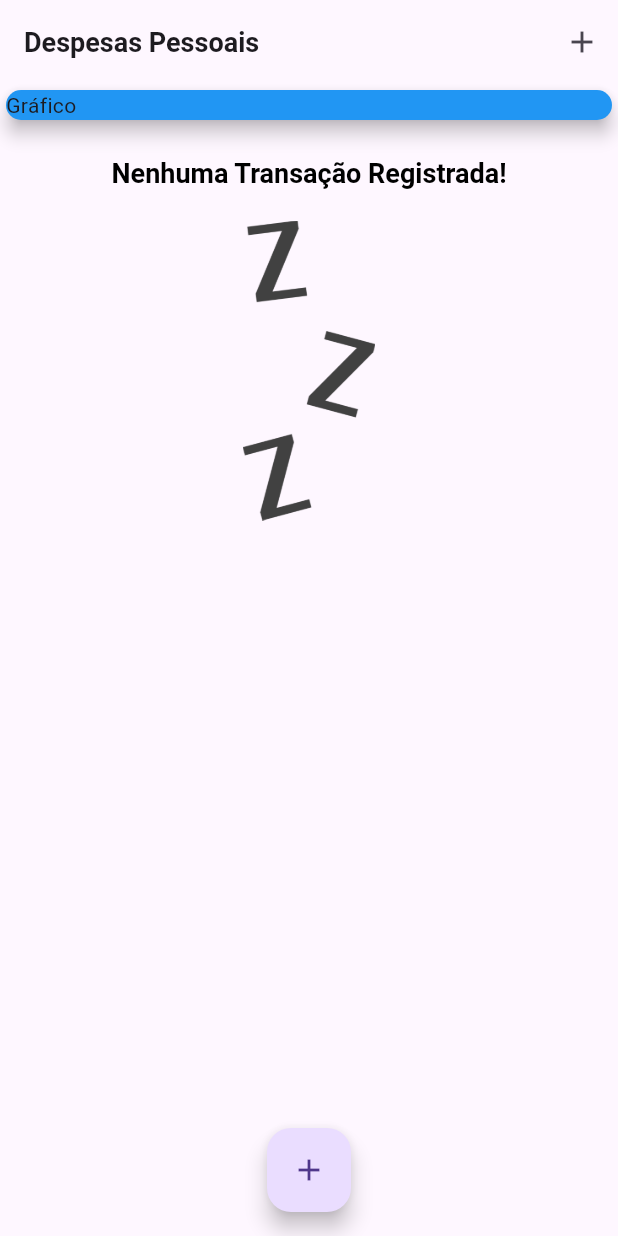
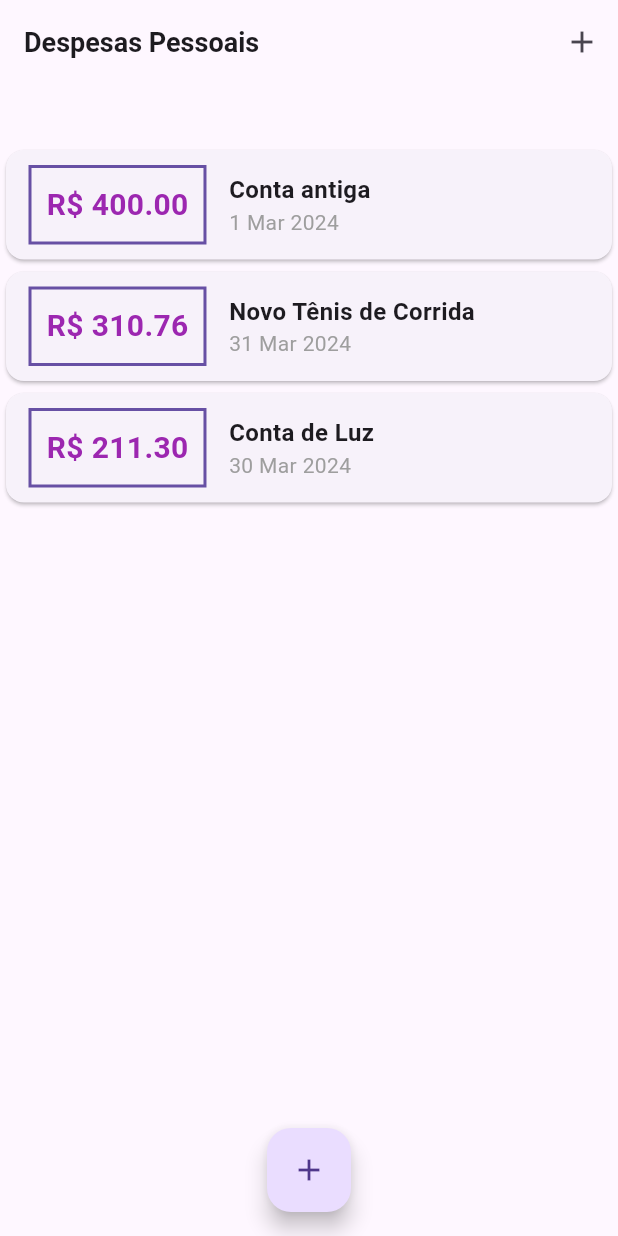
Before and after one commit to PedroHSiqueira/Flutter_Expenses, a Flutter app: the screen it shows after launch, on a phone screen of 412 x 824 dp. Run offline on Flutter 3.47's test engine with Material 3 defaults, Android fonts, the phone set to English and light mode, and no system bars; Roboto replaces fonts that are missing (OpenSans).

Commit message:
feat: implementation of chart on main.dart

```diff
--- a/lib/components/chart.dart
+++ b/lib/components/chart.dart
@@ -18,9 +18,12 @@ class Chart extends StatelessWidget {
         bool sameMonth = recentTrasaction[i].date.month == weekDay.month;
         bool sameYear = recentTrasaction[i].date.year == weekDay.year;
 
-        if(sameDay && sameMonth && sameYear){
+        if (sameDay && sameMonth && sameYear) {
           totalSum += recentTrasaction[i].value;
         }
+
+        print(DateFormat.E().format(weekDay)[0]);
+        print(totalSum);
       }
 
       return {
@@ -32,6 +35,7 @@ class Chart extends StatelessWidget {
 
   @override
   Widget build(BuildContext context) {
+    groupedTrasaction;
     return const Card(
       elevation: 6,
       margin: EdgeInsets.all(20),
--- a/lib/main.dart
+++ b/lib/main.dart
@@ -1,4 +1,5 @@
 import 'package:flutter/material.dart';
+import 'package:flutter_expenses/components/chart.dart';
 import 'dart:math';
 import 'components/transaction_form.dart';
 import 'components/transaction_list.dart';
@@ -41,19 +42,31 @@ class MyHomePage extends StatefulWidget {
 
 class _MyHomePageState extends State<MyHomePage> {
   final List<Transaction> _transactions = [
-    // Transaction(
-    //   id: 't1',
-    //   title: 'Novo Tênis de Corrida',
-    //   value: 310.76,
-    //   date: DateTime.now(),
-    // ),
-    // Transaction(
-    //   id: 't2',
-    //   title: 'Conta de Luz',
-    //   value: 211.30,
-    //   date: DateTime.now(),
-    // ),
+    Transaction(
+      id: 't0',
+      title: 'Conta antiga',
+      value: 400.00,
+      date: DateTime.now().subtract(const Duration(days: 33)),
+    ),
+    Transaction(
+      id: 't1',
+      title: 'Novo Tênis de Corrida',
+      value: 310.76,
+      date: DateTime.now().subtract(const Duration(days: 3)),
+    ),
+    Transaction(
+      id: 't2',
+      title: 'Conta de Luz',
+      value: 211.30,
+      date: DateTime.now().subtract(const Duration(days: 4)),
+    ),
   ];
+
+  List<Transaction> get _recentTransactions {
+    return _transactions.where((tr) {
+      return tr.date.isAfter(DateTime.now().subtract(const Duration(days: 7)));
+    }).toList();
+  }
 
   _addTransaction(String title, double value) {
     final newTransaction = Transaction(
@@ -95,13 +108,7 @@ class _MyHomePageState extends State<MyHomePage> {
         child: Column(
           crossAxisAlignment: CrossAxisAlignment.stretch,
           children: [
-            const SizedBox(
-              child: Card(
-                color: Colors.blue,
-                elevation: 5,
-                child: Text('Gráfico'),
-              ),
-            ),
+            Chart(_recentTransactions),
             TransactionList(_transactions),
           ],
         ),
```
